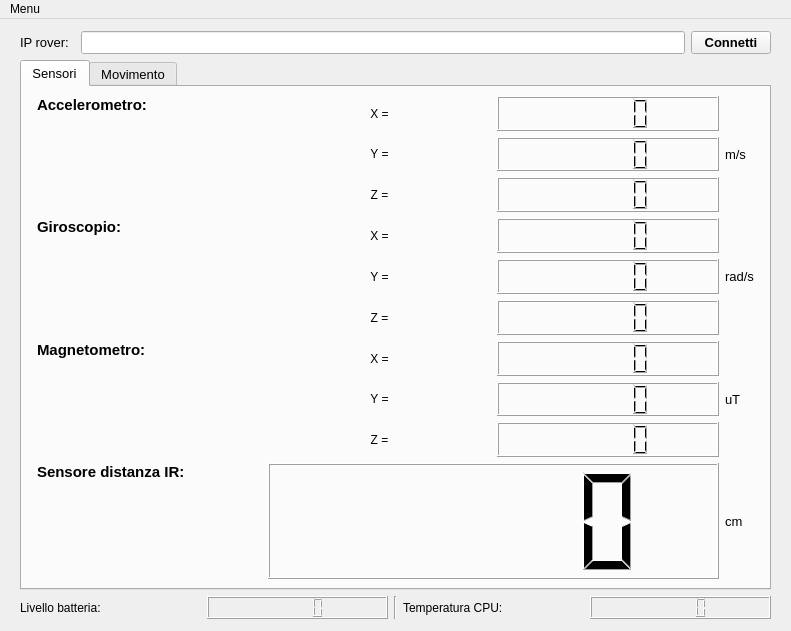
The window that RoverGUI/form.ui (Sapienza-Technology-2021/Socket-GUI) describes before a commit, drawn with Qt 5.
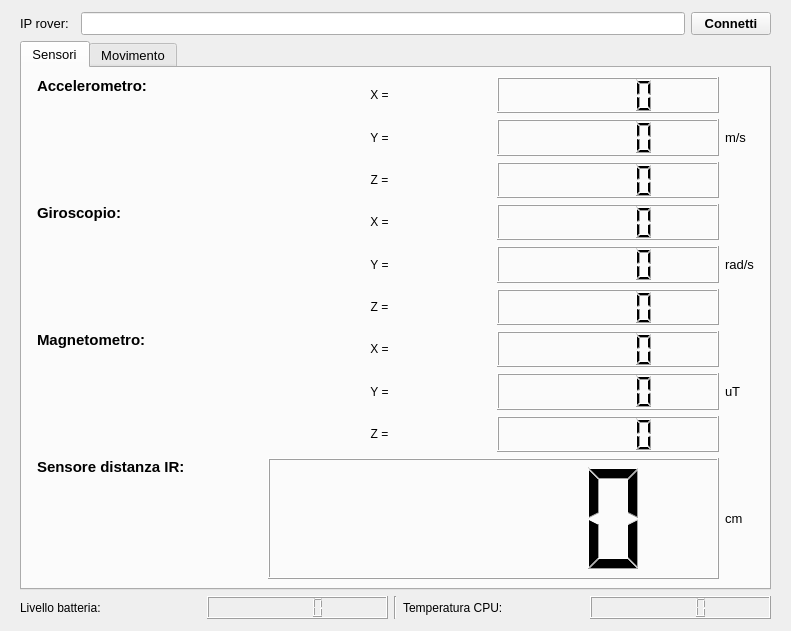
The same window after the commit. Icons and pictures are not drawn.

The edit to the form file:
```diff
--- a/RoverGUI/form.ui
+++ b/RoverGUI/form.ui
@@ -759,22 +759,6 @@
     </item>
    </layout>
   </widget>
-  <widget class="QMenuBar" name="menubar">
-   <property name="geometry">
-    <rect>
-     <x>0</x>
-     <y>0</y>
-     <width>791</width>
-     <height>21</height>
-    </rect>
-   </property>
-   <widget class="QMenu" name="menuMenu">
-    <property name="title">
-     <string>Menu</string>
-    </property>
-   </widget>
-   <addaction name="menuMenu"/>
-  </widget>
  </widget>
  <resources/>
  <connections/>
```
